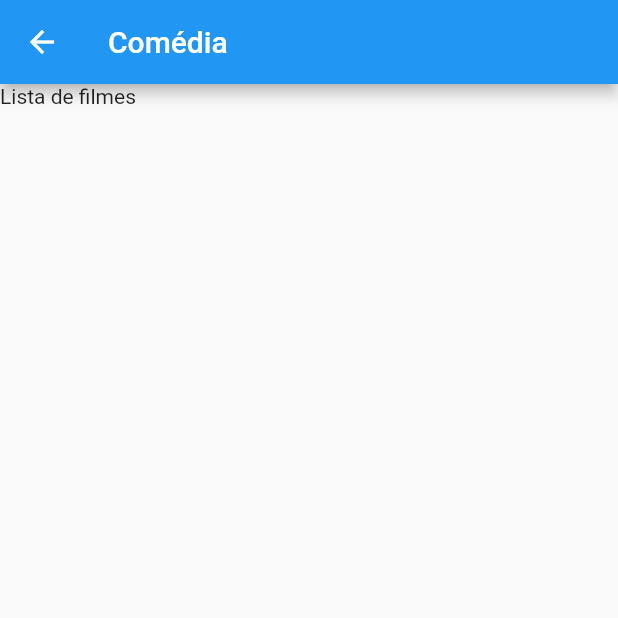
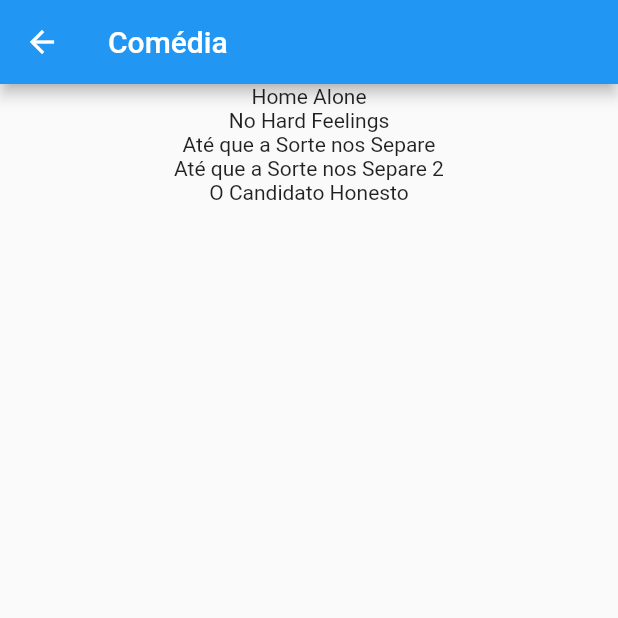
Before and after one commit to caioagralemos/Curso-Flutter, a Flutter app: the screen it shows after launch, after a tap on "Comédia", on a phone screen of 412 x 824 dp, the top half of it. Run offline on Flutter 3.47's test engine with Material 2 defaults, Android fonts, the phone set to English and light mode, and no system bars.

Commit message:
Added Movies

```diff
--- a/9 - Movies/movies/lib/components/category.dart
+++ b/9 - Movies/movies/lib/components/category.dart
@@ -1,6 +1,6 @@
 import 'package:flutter/material.dart';
 import 'package:movies/models/category.dart';
-import 'package:movies/screens/movies.dart';
+import 'package:movies/screens/items.dart';
 
 class CategoryItem extends StatelessWidget {
   final Category category;
--- a/9 - Movies/movies/lib/data/dummy.dart
+++ b/9 - Movies/movies/lib/data/dummy.dart
@@ -1,11 +1,53 @@
 import 'package:flutter/material.dart';
 import 'package:movies/models/category.dart';
+import 'package:movies/models/movie.dart';
 
 const categories = [
-  Category(id: 'cat1', title: 'Comédia', color: Colors.amber),
-  Category(id: 'cat2', title: 'Terror', color: Colors.red),
-  Category(id: 'cat3', title: 'Ação', color: Colors.indigo),
-  Category(id: 'cat4', title: 'Drama', color: Colors.cyan),
-  Category(id: 'cat5', title: 'Faroeste', color: Colors.orange),
-  Category(id: 'cat6', title: 'Musical', color: Colors.green),
+  Category(id: 'cat1', title: 'Comédia', color: Colors.amber, movies: [
+    Movie(id: 'com1', title: 'Home Alone'),
+    Movie(id: 'com2', title: 'No Hard Feelings'),
+    Movie(id: 'com3', title: 'Até que a Sorte nos Separe'),
+    Movie(id: 'com4', title: 'Até que a Sorte nos Separe 2'),
+    Movie(id: 'com4', title: 'O Candidato Honesto'),
+  ]),
+
+  Category(id: 'cat2', title: 'Terror', color: Colors.red, movies: [
+    Movie(id: 'com1', title: 'Home Alone'),
+    Movie(id: 'com2', title: 'No Hard Feelings'),
+    Movie(id: 'com3', title: 'Até que a Sorte nos Separe'),
+    Movie(id: 'com4', title: 'Até que a Sorte nos Separe 2'),
+    Movie(id: 'com4', title: 'O Candidato Honesto')
+    ],),
+
+  Category(id: 'cat3', title: 'Ação', color: Colors.indigo, movies: [
+    Movie(id: 'com1', title: 'Missão Impossível'),
+    Movie(id: 'com2', title: 'Mad Max'),
+    Movie(id: 'com3', title: 'Os Incríveis'),
+    Movie(id: 'com4', title: 'John Wick'),
+    Movie(id: 'com4', title: '007 - Goldeneye'),
+    ]),
+
+  Category(id: 'cat4', title: 'Drama', color: Colors.cyan, movies: [
+    Movie(id: 'com1', title: 'Titanic'),
+    Movie(id: 'com2', title: 'A Dois Passos de Você'),
+    Movie(id: 'com3', title: 'A Culpa é das Estrelas'),
+    Movie(id: 'com4', title: 'Quando um Homem ama uma Mulher'),
+    Movie(id: 'com4', title: 'Oppenheimer'),
+  ]),
+
+  Category(id: 'cat5', title: 'Superheróis', color: Colors.orange, movies: [
+    Movie(id: 'com1', title: 'Avengers Endgame'),
+    Movie(id: 'com2', title: 'The Flash'),
+    Movie(id: 'com3', title: 'Shazam'),
+    Movie(id: 'com4', title: 'Antman'),
+    Movie(id: 'com4', title: 'Spiderman: Far from Home'),
+    ]),
+
+  Category(id: 'cat6', title: 'Musical', color: Colors.green, movies: [
+    Movie(id: 'com1', title: 'Mamma Mia'),
+    Movie(id: 'com2', title: 'The Lion King'),
+    Movie(id: 'com3', title: 'Aladdin'),
+    Movie(id: 'com4', title: 'The Phantom of the Opera'),
+    Movie(id: 'com4', title: 'High School Musical'),
+    ]),
 ];
--- a/9 - Movies/movies/lib/models/category.dart
+++ b/9 - Movies/movies/lib/models/category.dart
@@ -1,10 +1,12 @@
 import 'package:flutter/material.dart';
+import 'package:movies/models/movie.dart';
 
 class Category {
   final String id;
   final String title;
   final Color color;
+  final List<Movie> movies; // nossa lista de filmes
 
   const Category(
-      {required this.id, required this.title, this.color = Colors.purple});
+      {required this.id, required this.title, this.color = Colors.purple, required this.movies});
 }
--- /dev/null
+++ b/9 - Movies/movies/lib/models/movie.dart
@@ -0,0 +1,7 @@
+class Movie {
+  final String id;
+  final String title;
+
+  const Movie(
+      {required this.id, required this.title});
+}
--- a/9 - Movies/movies/lib/screens/movies.dart
+++ b/9 - Movies/movies/lib/screens/items.dart
@@ -1,4 +1,5 @@
 import 'package:flutter/material.dart';
+import 'package:movies/data/dummy.dart';
 import 'package:movies/models/category.dart';
 
 class MoviesScreen extends StatelessWidget {
@@ -11,7 +12,13 @@ class MoviesScreen extends StatelessWidget {
       appBar: AppBar(
         title: Text(category.title),
       ),
-      body: const Text('Lista de filmes'),
+      body: Center(
+        child: Column(
+          children: category.movies.map((movie) {
+            return Text(movie.title);
+      }).toList(),
+        ),
+      )
     );
   }
 }
```
